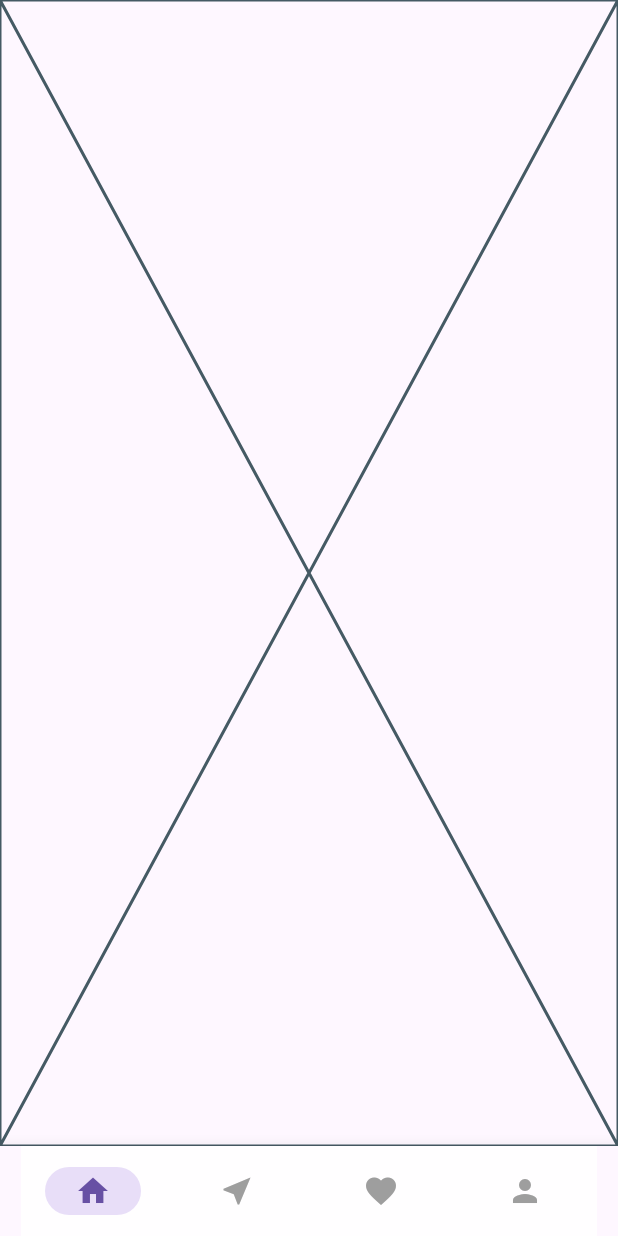
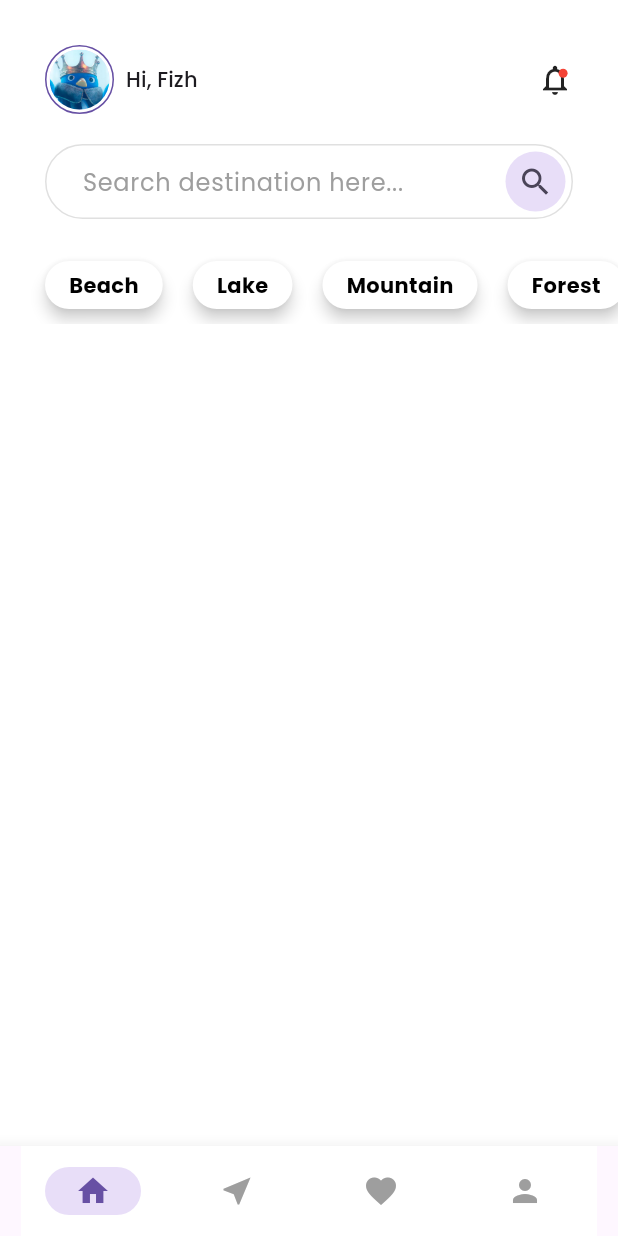
Before and after one commit to magerngoding/flutter_travel_app, a Flutter app: the screen it shows after launch, on a phone screen of 412 x 824 dp. Run offline on Flutter 3.47's test engine with Material 3 defaults, Android fonts, the phone set to English and light mode, and no system bars; our stand-ins replace connectivity_plus, dartz, equatable, flutter_bloc, get_it, google_fonts and 1 more.

Commit message:
Settings tema, membuat route, header, search, categories

```diff
--- /dev/null
+++ b/lib/common/app_route.dart
@@ -0,0 +1,28 @@
+// ignore_for_file: prefer_const_constructors
+
+import 'package:flutter/material.dart';
+
+import '../features/destination/presentation/pages/dashboard.dart';
+
+class AppRoute {
+  static const dashboard = '/';
+  static const detailDestination = '/destination/detail';
+  static const searchDestination = '/destination/search';
+
+  static Route<dynamic>? onGenerateRoute(RouteSettings settings) {
+    switch (settings.name) {
+      case dashboard:
+        return MaterialPageRoute(builder: (context) => Dashboard());
+      default:
+        return _notFoundPage;
+    }
+  }
+
+  static MaterialPageRoute get _notFoundPage => MaterialPageRoute(
+        builder: (context) => Scaffold(
+          body: Center(
+            child: Text('Route Not Found!'),
+          ),
+        ),
+      );
+}
--- a/lib/features/destination/presentation/pages/home_page.dart
+++ b/lib/features/destination/presentation/pages/home_page.dart
@@ -1,10 +1,168 @@
+// ignore_for_file: prefer_const_constructors, prefer_const_literals_to_create_immutables
+
+import 'package:flutter/material.dart';
 import 'package:flutter/widgets.dart';
 
-class HomePage extends StatelessWidget {
+class HomePage extends StatefulWidget {
   const HomePage({super.key});
 
   @override
+  State<HomePage> createState() => _HomePageState();
+}
+
+class _HomePageState extends State<HomePage> {
+  @override
   Widget build(BuildContext context) {
-    return const Placeholder();
+    return ListView(
+      children: [
+        const SizedBox(height: 30.0),
+        header(),
+        const SizedBox(height: 20.0),
+        search(),
+        const SizedBox(height: 24.0),
+        category(),
+        const SizedBox(height: 20.0),
+        topDestination(),
+        const SizedBox(height: 30.0),
+        allDestination(),
+      ],
+    );
+  }
+
+  Widget header() {
+    return Padding(
+      padding: EdgeInsets.symmetric(horizontal: 30),
+      child: Row(
+        children: [
+          Container(
+            padding: const EdgeInsets.all(2),
+            decoration: BoxDecoration(
+              shape: BoxShape.circle,
+              border: Border.all(
+                color: Theme.of(context).primaryColor,
+              ),
+            ),
+            child: CircleAvatar(
+              backgroundImage: AssetImage(
+                'assets/images/profile.png',
+              ),
+            ),
+          ),
+          const SizedBox(
+            width: 8.0,
+          ),
+          Text(
+            "Hi, Fizh",
+            style: Theme.of(context).textTheme.labelLarge,
+          ),
+          Spacer(),
+          Badge(
+            backgroundColor: Colors.red,
+            alignment: Alignment(0.6, -0.6),
+            child: const Icon(
+              Icons.notifications_none,
+            ),
+          ),
+        ],
+      ),
+    );
+  }
+
+  Widget search() {
+    return Container(
+      padding: const EdgeInsets.only(left: 24),
+      margin: const EdgeInsets.symmetric(horizontal: 30),
+      decoration: BoxDecoration(
+        border: Border.all(
+          width: 1.0,
+          color: Colors.grey[300]!,
+        ),
+        borderRadius: BorderRadius.all(
+          Radius.circular(30.0),
+        ),
+      ),
+      child: Row(
+        children: [
+          Expanded(
+            child: TextField(
+              // isDense dan contentPadding harus akrif guys
+              decoration: InputDecoration(
+                isDense: true,
+                border: InputBorder.none,
+                hintText: 'Search destination here...',
+                hintStyle: TextStyle(
+                  color: Colors.grey,
+                  fontWeight: FontWeight.w400,
+                ),
+                contentPadding: EdgeInsets.all(0),
+              ),
+            ),
+          ),
+          const SizedBox(
+            width: 10.0,
+          ),
+          IconButton.filledTonal(
+            // fileledTonal untuk background iconnya
+            onPressed: () {},
+            icon: const Icon(
+              Icons.search,
+              size: 24.0,
+            ),
+          ),
+        ],
+      ),
+    );
+  }
+
+  Widget category() {
+    List list = [
+      'Beach',
+      'Lake',
+      'Mountain',
+      'Forest',
+      'City',
+    ];
+    return SingleChildScrollView(
+      scrollDirection: Axis.horizontal,
+      child: Row(
+        children: List.generate(list.length, (index) {
+          return Padding(
+            padding: EdgeInsets.only(
+              left: index == 0 ? 30 : 10,
+              right: index == list.length - 1 ? 30 : 10,
+              bottom: 10,
+              top: 4,
+            ),
+            child: Material(
+              elevation: 4,
+              color: Colors.white,
+              shadowColor: Colors.grey[300],
+              borderRadius: BorderRadius.circular(30),
+              child: Padding(
+                padding: EdgeInsets.symmetric(
+                  vertical: 6,
+                  horizontal: 16,
+                ),
+                child: Text(
+                  list[index],
+                  style: TextStyle(
+                    color: Colors.black,
+                    fontWeight: FontWeight.bold,
+                  ),
+                ),
+              ),
+            ),
+          );
+        }),
+      ),
+    );
+  }
+
+  topDestination() {
+    return SizedBox();
+  }
+
+  allDestination() {
+    return SizedBox();
   }
 }
--- a/lib/main.dart
+++ b/lib/main.dart
@@ -1,11 +1,12 @@
 import 'package:flutter/material.dart';
 import 'package:flutter_bloc/flutter_bloc.dart';
+import 'package:flutter_travel/common/app_route.dart';
 import 'package:flutter_travel/features/destination/presentation/bloc/all_destination/all_destination_bloc.dart';
 import 'package:flutter_travel/features/destination/presentation/bloc/search_destinaton/search_destination_bloc.dart';
 import 'package:flutter_travel/features/destination/presentation/bloc/top_destination/top_destination_bloc.dart';
 import 'package:flutter_travel/features/destination/presentation/cubit/dashboard_cubit.dart';
-import 'package:flutter_travel/features/destination/presentation/pages/dashboard.dart';
 import 'package:flutter_travel/injection.dart';
+import 'package:google_fonts/google_fonts.dart';
 
 Future<void> main() async {
   WidgetsFlutterBinding
@@ -28,8 +29,15 @@ class MainApp extends StatelessWidget {
         BlocProvider(create: (_) => locator<TopDestinationBloc>()),
         BlocProvider(create: (_) => locator<SearchDestinationBloc>()),
       ],
-      child: const MaterialApp(
-        home: Dashboard(),
+      child: MaterialApp(
+        debugShowCheckedModeBanner: false,
+        theme: ThemeData(
+          useMaterial3: true,
+          textTheme: GoogleFonts.poppinsTextTheme(),
+          scaffoldBackgroundColor: Colors.white,
+        ),
+        initialRoute: AppRoute.dashboard,
+        onGenerateRoute: AppRoute.onGenerateRoute,
       ),
     );
   }
```
